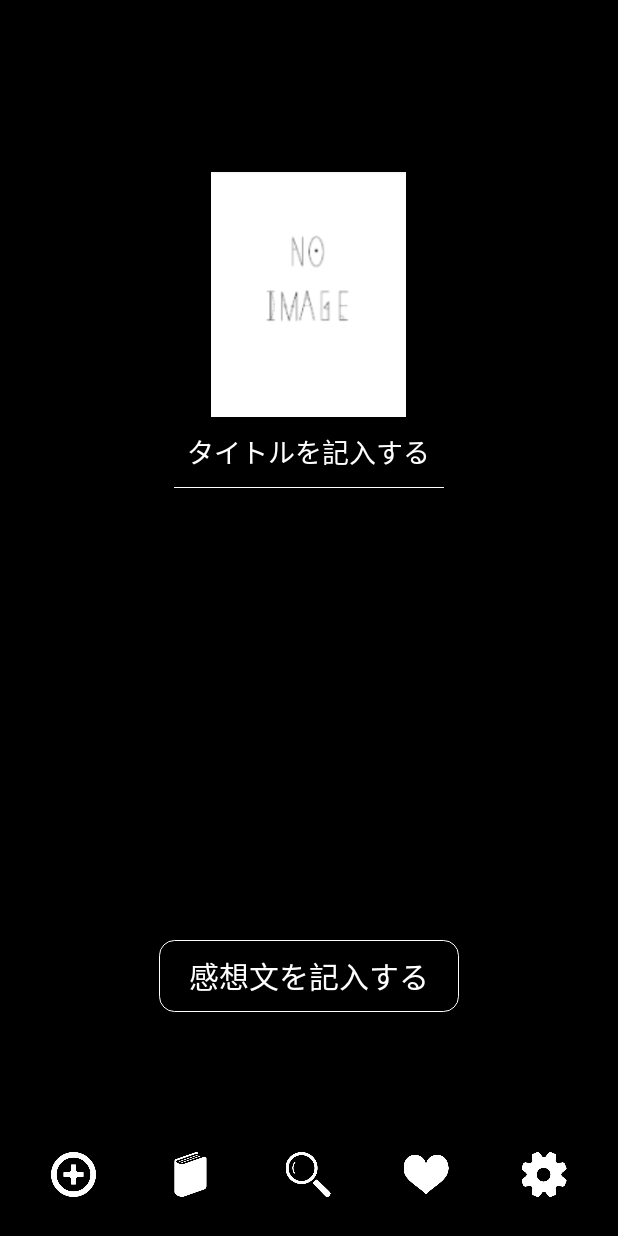
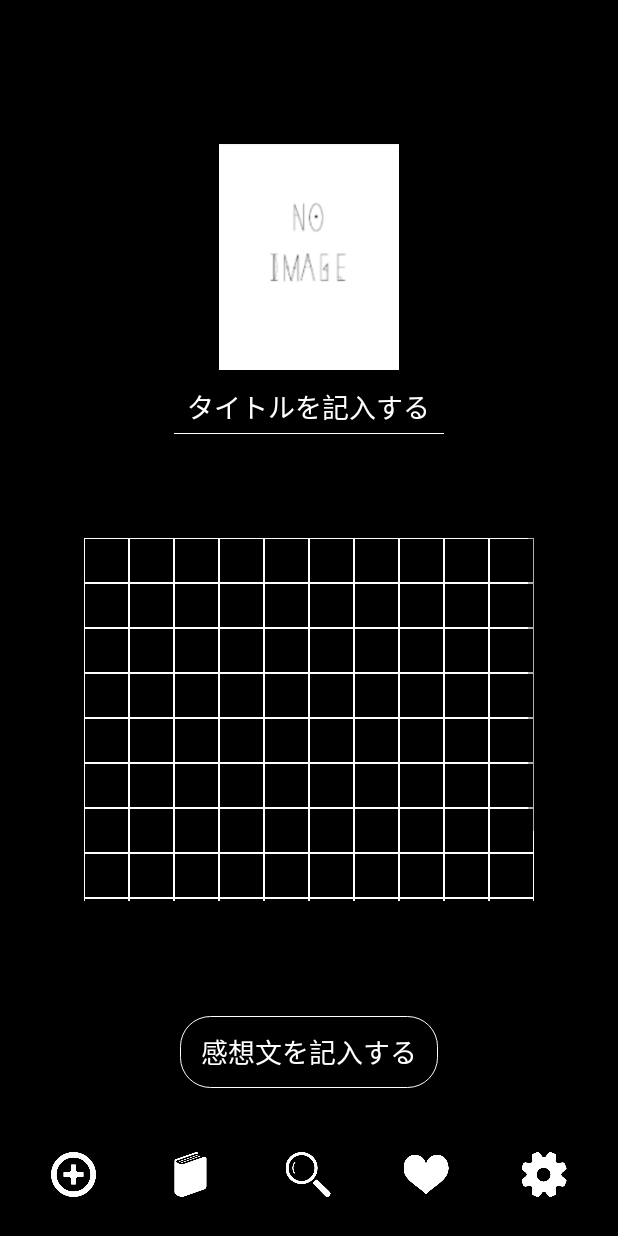
Before and after one commit to kiy0ta/KANSOUBUNKO, an Android app: the fragment RegistFragment placed in its activity, on a phone screen of 412 x 824 dp. Run offline under Robolectric (Android 15) with nearby library versions, the phone set to English and light mode, and no system bars.

Commit message:
# 登録画面：UI fix

```diff
--- a/app/src/main/java/com/kansoubunko/kiyota/kansoubunko/fragment/RegistFragment.java
+++ b/app/src/main/java/com/kansoubunko/kiyota/kansoubunko/fragment/RegistFragment.java
@@ -17,10 +17,14 @@ import com.kansoubunko.kiyota.kansoubunko.R;
 import com.kansoubunko.kiyota.kansoubunko.adapter.BookReviewGridAdapter;
 import com.kansoubunko.kiyota.kansoubunko.dao.KansouDao;
 
+import java.time.LocalDate;
 import java.util.ArrayList;
+import java.util.Arrays;
 import java.util.HashMap;
 import java.util.List;
 import java.util.Map;
+
+import static android.view.View.GONE;
 
 public class RegistFragment extends Fragment {
 
@@ -29,7 +33,6 @@ public class RegistFragment extends Fragment {
     private SharedPreferences mSharedPreferences;
     private Button bookReviewButton;
     private Button bookReviewUpdateButton;
-    private Resources res;
     private KansouDao dao;
     private String newTitle;
     private BookReviewGridAdapter adapter;
@@ -40,6 +43,7 @@ public class RegistFragment extends Fragment {
     private static final int REQUEST_CHOOSER = 1000;
     private static Boolean editBoolean = false;
     public static int GALLERY_CODE = 102;
+    private Resources res;
 
     private static final Map<Integer, String> BOOK_REVIEW_MAP = new HashMap<>();
 
@@ -48,124 +52,123 @@ public class RegistFragment extends Fragment {
                              Bundle savedInstanceState) {
 
         // 画面初期化処理
-        final Resources res = getResources();
-        final View inflate = inflater.inflate(R.layout.fragment_regist, container, false);
-        TextView titleText = inflate.findViewById(R.id.textView);
-        Button button = inflate.findViewById(R.id.button);
+        View inflate = inflater.inflate(R.layout.fragment_regist, container, false);
+        //本のデータをすべて取得する
+        dao = new KansouDao(getActivity());
+        //一覧画面から遷移しているとき(本の画像を押下したとき＝編集モード)
+        //true:編集モード
+        if (editBoolean) {
+//            mSharedPreferences = getSharedPreferences("bookInfo", MODE_PRIVATE);
+            String bookId = mSharedPreferences.getString("bookId", "");
+            String bookTitle = mSharedPreferences.getString("bookTitle", "");
+            String bookImage = mSharedPreferences.getString("bookImage", "");
+            String bookReview = mSharedPreferences.getString("bookReview", "");
+        }
+        //設定画面から遷移しているとき(閲覧モード)
+        if (editBoolean) {
+//            mSharedPreferences = getSharedPreferences("bookInfo", MODE_PRIVATE);
+            String bookId = mSharedPreferences.getString("bookId", "");
+            String bookTitle = mSharedPreferences.getString("bookTitle", "");
+            String bookImage = mSharedPreferences.getString("bookImage", "");
+            String bookReview = mSharedPreferences.getString("bookReview", "");
+        }
+
+        //100マスを生成
+        bookReviewGridView = inflate.findViewById(R.id.regist_book_review);
+        adapter = new BookReviewGridAdapter(getActivity(), R.layout.item_book_review, word);
+        bookReviewGridView.setAdapter(adapter);
+
+        //画像表示用ビュー
+        bookImageView = inflate.findViewById(R.id.regist_book_img);
+        bookImageView.setOnClickListener(new View.OnClickListener() {
+            @Override
+            public void onClick(View v) {
+                showGallery();
+            }
+        });
+
+        //タイトル入力用ビュー
+        bookTitleTextView = inflate.findViewById(R.id.regist_book_title);
+        bookTitleTextView.setOnClickListener(new View.OnClickListener() {
+            @Override
+            public void onClick(View v) {
+                //ダイアログを表示する
+                BookTitleDialogFragment dialog = new BookTitleDialogFragment();
+                // 表示  getFragmentManager()は固定、sampleは識別タグ
+                dialog.show(getFragmentManager(), "sample");
+            }
+        });
+
+        //新規登録の場合は、空文字を100文字文つめておく
+        //false:新規登録
+        int i = 0;
+        if (!editBoolean) {
+            for (i = 0; i < 100; i++) {
+                word.add("");
+            }
+        }
+
+        //登録ボタン押下でダイアログを表示する処理
+        bookReviewButton = inflate.findViewById(R.id.regist_book_review_button);
+        bookReviewUpdateButton = inflate.findViewById(R.id.regist_book_review_update_button);
+        bookReviewButton.setOnClickListener(new View.OnClickListener() {
+            @Override
+            public void onClick(View v) {
+                //ダイアログを表示する
+                BookReviewDialogFragment dialog = new BookReviewDialogFragment();
+                // 表示  getFragmentManager()は固定、sampleは識別タグ
+                dialog.show(getFragmentManager(), "sample");
+            }
+        });
         return inflate;
     }
+
+    // ダイアログで入力した値をtextViewに入れる - ダイアログから呼び出される
+    public void setReviewTextView(String value) {
+        input = value;
+        word = Arrays.asList(input.split(""));
+    }
+
+    //    // ダイアログで入力した値をtextViewに入れる - ダイアログから呼び出される
+    public void setTitleTextView(String value) {
+        input = value;
+        bookTitleTextView.setText(input);
+    }
+
+    //    //ボタンのテキストを「記入」から「登録」に変更する
+    public void changeButtonText(final String bookReview) {
+        res = getResources();
+        bookReviewButton.setVisibility(GONE);
+        bookReviewUpdateButton.setVisibility(View.VISIBLE);
+        setReviewTextView(bookReview);
+        adapter = new BookReviewGridAdapter(getActivity(), R.layout.item_book_review, word);
+        bookReviewGridView.setAdapter(adapter);
+        adapter.notifyDataSetChanged();
+        bookReviewUpdateButton.setOnClickListener(new View.OnClickListener() {
+            @Override
+            public void onClick(View v) {
+                //登録処理
+                if (bookTitleTextView.getText().length() != 0 || bookTitleTextView.getText() != null) {
+                    newTitle = (String) bookTitleTextView.getText();
+                }
+                LocalDate today = LocalDate.now();
+                String strToday = String.valueOf(today);
+                //TODO:日付のフォーマット処理が必要
+
+                dao.registBookInfo("kiyota", newTitle, "no_book_img", bookReview, strToday);
+                //TODO:初期画面表示処理
+
+            }
+        });
+    }
+
+    //画像をカメラとギャラリーの両方から参照できる
+    private void showGallery() {
+
+    }
+
 }
-//
-//        res = getResources();
-//        dao = new KansouDao(this);
-//
-//        //List画面から遷移しているとき(本の画像を押下したとき＝編集モード)
-//        //true:編集モード
-//        if (editBoolean) {
-//            mSharedPreferences = getSharedPreferences("bookInfo", MODE_PRIVATE);
-//            String bookId = mSharedPreferences.getString("bookId", "");
-//            String bookTitle = mSharedPreferences.getString("bookTitle", "");
-//            String bookImage = mSharedPreferences.getString("bookImage", "");
-//            String bookReview = mSharedPreferences.getString("bookReview", "");
-//        }
-//
-//        //100マスを生成
-//        bookReviewGridView = findViewById(R.id.regist_book_review);
-//        adapter = new BookReviewGridAdapter(this, R.layout.item_book_review, word);
-//        bookReviewGridView.setAdapter(adapter);
-//
-//        //画像表示用ビュー
-//        bookImageView = findViewById(R.id.regist_book_img);
-//        bookImageView.setOnClickListener(new View.OnClickListener() {
-//            @Override
-//            public void onClick(View v) {
-//                showGallery();
-//            }
-//        });
-//
-//
-//        //タイトル入力用ビュー
-//        bookTitleTextView = findViewById(R.id.regist_book_title);
-//        bookTitleTextView.setOnClickListener(new View.OnClickListener() {
-//            @Override
-//            public void onClick(View v) {
-//                //ダイアログを表示する
-//                BookTitleDialogFragment dialog = new BookTitleDialogFragment();
-//                // 表示  getFragmentManager()は固定、sampleは識別タグ
-//                dialog.show(getSupportFragmentManager(), "sample");
-//            }
-//        });
-//
-//        //新規登録の場合は、空文字を100文字文つめておく
-//        //false:新規登録
-//        int i = 0;
-//        if (!editBoolean) {
-//            for (i = 0; i < 100; i++) {
-//                word.add("");
-//            }
-//        }
-//
-//        //登録ボタン押下でダイアログを表示する処理
-//        bookReviewButton = findViewById(R.id.regist_book_review_button);
-//        bookReviewUpdateButton = findViewById(R.id.regist_book_review_update_button);
-//        bookReviewButton.setOnClickListener(new View.OnClickListener() {
-//            @Override
-//            public void onClick(View v) {
-//                //ダイアログを表示する
-//                BookReviewDialogFragment dialog = new BookReviewDialogFragment();
-//                // 表示  getFragmentManager()は固定、sampleは識別タグ
-//                dialog.show(getSupportFragmentManager(), "sample");
-//            }
-//        });
-//
-//        //左矢印押下で前の画面に戻る処理
-//        TextView backTextView = findViewById(R.id.back_arrow);
-//        backTextView.setOnClickListener(new View.OnClickListener() {
-//            @Override
-//            public void onClick(View v) {
-//                finish();
-//            }
-//        });
-//    }
-//}
 
-// ダイアログで入力した値をtextViewに入れる - ダイアログから呼び出される
-//    public void setReviewTextView(String value) {
-//        input = value;
-//        word = Arrays.asList(input.split(""));
-//    }
-//
-//    // ダイアログで入力した値をtextViewに入れる - ダイアログから呼び出される
-//    public void setTitleTextView(String value) {
-//        input = value;
-//        bookTitleTextView.setText(input);
-//    }
-//
-//    //ボタンのテキストを「記入」から「登録」に変更する
-//    public void changeButtonText(final String bookReview) {
-//        res = getResources();
-//        bookReviewButton.setVisibility(GONE);
-//        bookReviewUpdateButton.setVisibility(View.VISIBLE);
-//        setReviewTextView(bookReview);
-//        adapter = new BookReviewGridAdapter(this, R.layout.item_book_review, word);
-//        bookReviewGridView.setAdapter(adapter);
-//        adapter.notifyDataSetChanged();
-//        bookReviewUpdateButton.setOnClickListener(new View.OnClickListener() {
-//            @Override
-//            public void onClick(View v) {
-//                //登録処理
-//                if (bookTitleTextView.getText().length() != 0 || bookTitleTextView.getText() != null) {
-//                    newTitle = (String) bookTitleTextView.getText();
-//                }
-//                LocalDate today = LocalDate.now();
-//                String strToday = String.valueOf(today);
-//                //TODO:日付のフォーマット処理が必要
-//
-//                dao.registBookInfo("kiyota", newTitle, "no_book_img", bookReview, strToday);
-//                finish();
-//            }
-//        });
-//    }
 
 //画像をカメラとギャラリーの両方から参照できる
 //    private void showGallery() {
--- /dev/null
+++ b/app/src/main/res/drawable/shape_regist_button.xml
@@ -0,0 +1,18 @@
+<?xml version="1.0" encoding="utf-8"?>
+<selector xmlns:android="http://schemas.android.com/apk/res/android">
+    <item android:state_focused="false" android:state_pressed="true">
+        <shape android:shape="rectangle">
+            <corners android:bottomLeftRadius="20dp" android:bottomRightRadius="20dp" android:topLeftRadius="20dp" android:topRightRadius="20dp" />
+            <solid android:color="@color/white" />
+            <stroke android:width="0.6dp" android:color="@color/white" />
+        </shape>
+    </item>
+
+    <item android:state_focused="false" android:state_pressed="false">
+        <shape android:shape="rectangle">
+            <corners android:bottomLeftRadius="20dp" android:bottomRightRadius="20dp" android:topLeftRadius="20dp" android:topRightRadius="20dp" />
+            <solid android:color="@color/black" />
+            <stroke android:width="0.6dp" android:color="@color/white" />
+        </shape>
+    </item>
+</selector>
--- a/app/src/main/res/layout/fragment_regist.xml
+++ b/app/src/main/res/layout/fragment_regist.xml
@@ -21,15 +21,14 @@
                 android:layout_width="wrap_content"
                 android:layout_height="0dp"
                 android:layout_gravity="center"
-                android:layout_weight="4"
+                android:layout_weight="3.5"
                 android:orientation="vertical">
 
                 <ImageView
                     android:id="@+id/regist_book_img"
-                    android:layout_width="130dp"
-                    android:layout_height="170dp"
+                    android:layout_width="120dp"
+                    android:layout_height="160dp"
                     android:layout_gravity="center"
-                    android:layout_marginTop="20dp"
                     android:src="@drawable/no_book_img" />
 
                 <TextView
@@ -37,7 +36,7 @@
                     android:layout_width="wrap_content"
                     android:layout_height="wrap_content"
                     android:layout_gravity="center_horizontal"
-                    android:layout_marginBottom="10dp"
+                    android:layout_marginBottom="4dp"
                     android:layout_marginTop="6dp"
                     android:gravity="center"
                     android:text="@string/regist_book_title"
@@ -53,52 +52,56 @@
             </LinearLayout>
 
             <LinearLayout
-                android:layout_width="wrap_content"
+                android:layout_width="match_parent"
                 android:layout_height="0dp"
-                android:layout_gravity="center"
-                android:layout_marginTop="22dp"
-                android:layout_weight="6"
+                android:layout_weight="4"
                 android:orientation="vertical">
 
                 <GridView
                     android:id="@+id/regist_book_review"
                     android:layout_width="300dp"
                     android:layout_height="242dp"
-                    android:layout_gravity="center_vertical"
+                    android:layout_gravity="center_horizontal"
                     android:numColumns="10"></GridView>
 
-                <FrameLayout
-                    android:layout_width="wrap_content"
+            </LinearLayout>
+
+            <FrameLayout
+                android:layout_width="match_parent"
+                android:layout_height="0dp"
+                android:layout_weight="1">
+
+                <RelativeLayout
+                    android:layout_width="match_parent"
                     android:layout_height="wrap_content"
-                    android:layout_gravity="center"
-                    android:layout_marginTop="20dp">
+                    android:layout_marginTop="12dp">
 
                     <Button
                         android:id="@+id/regist_book_review_button"
                         android:layout_width="wrap_content"
                         android:layout_height="wrap_content"
-                        android:background="@drawable/shape_login_button"
-                        android:paddingLeft="20dp"
-                        android:paddingRight="20dp"
+                        android:layout_centerInParent="true"
+                        android:background="@drawable/shape_regist_button"
+                        android:paddingLeft="14dp"
+                        android:paddingRight="14dp"
                         android:text="@string/regist_book_log"
                         android:textColor="@drawable/change_login_text_color"
-                        android:textSize="20dp" />
+                        android:textSize="18dp" />
 
                     <Button
                         android:id="@+id/regist_book_review_update_button"
                         android:layout_width="wrap_content"
                         android:layout_height="wrap_content"
-                        android:background="@drawable/shape_login_button"
-                        android:paddingLeft="20dp"
-                        android:paddingRight="20dp"
+                        android:layout_centerInParent="true"
+                        android:background="@drawable/shape_regist_button"
+                        android:paddingLeft="14dp"
+                        android:paddingRight="14dp"
                         android:text="@string/regist_book_update_log"
                         android:textColor="@drawable/change_login_text_color"
-                        android:textSize="20dp"
+                        android:textSize="18dp"
                         android:visibility="gone" />
-
-                </FrameLayout>
-
-            </LinearLayout>
+                </RelativeLayout>
+            </FrameLayout>
         </LinearLayout>
     </RelativeLayout>
 </FrameLayout>
```
